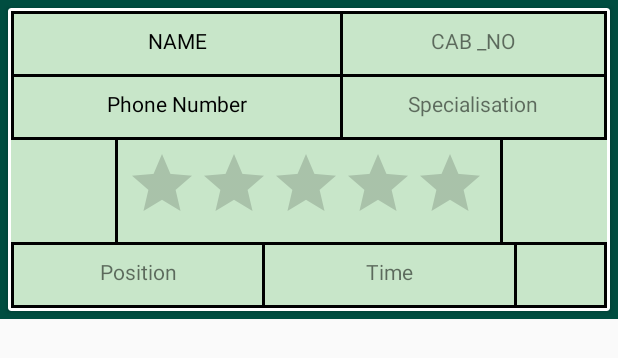
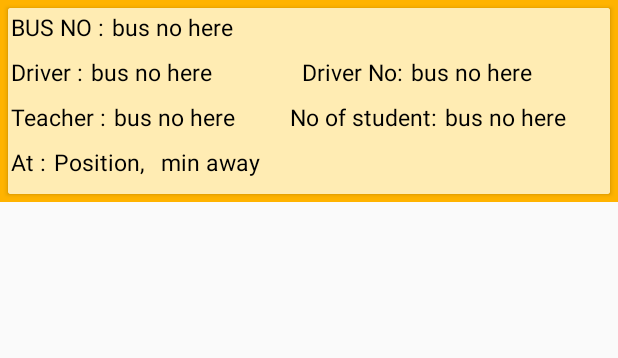
Before and after one commit to tusharsk/Bus_tracking, an Android app: the layout recycler_driver_list.xml on its own in the app's theme, with its tools: preview values and no code run, on a phone screen of 412 x 824 dp. Shown: the top 358 px of the screen. Run offline under Robolectric (Android 15) with nearby library versions, the phone set to English and light mode, and no system bars.

Commit message:
recycler_modified

```diff
--- a/app/src/main/res/layout/content_main.xml
+++ b/app/src/main/res/layout/content_main.xml
@@ -17,7 +17,8 @@
         android:gravity="bottom"
         sothree:umanoPanelHeight="50dp"
         tools:layout_editor_absoluteX="8dp"
-        tools:layout_editor_absoluteY="8dp">
+        tools:layout_editor_absoluteY="8dp"
+        tools:ignore="MissingConstraints">
 
         <RelativeLayout
             android:layout_width="match_parent"
--- a/app/src/main/res/layout/recycler_driver_list.xml
+++ b/app/src/main/res/layout/recycler_driver_list.xml
@@ -2,7 +2,9 @@
 <LinearLayout
     xmlns:android="http://schemas.android.com/apk/res/android" android:layout_width="match_parent"
     android:layout_height="wrap_content"
-    android:background="#004D40">
+    android:orientation="vertical"
+    android:background="#FFB300"
+    >
 
 
 
@@ -10,7 +12,6 @@
     <android.support.v7.widget.CardView
         android:layout_width="match_parent"
         android:layout_height="wrap_content"
-        android:layout_marginTop="5dp"
         android:background="#004D40"
         android:layout_margin="5dp"
 
@@ -18,172 +19,153 @@
         <LinearLayout
             android:layout_width="match_parent"
             android:layout_height="wrap_content"
-            android:layout_margin="2dp"
-            android:background="#C8E6C9"
+            android:background="#FFECB3"
+            android:padding="2dp"
             android:orientation="vertical">
-            <View
-                android:layout_width="match_parent"
-                android:layout_height="2dp"
-                android:background="#000000"/>
             <LinearLayout
                 android:layout_width="match_parent"
-                android:layout_height="40dp"
-                android:orientation="horizontal">
-                <View
-                    android:layout_width="2dp"
-                    android:layout_height="40dp"
-                    android:background="#000000"/>
+                android:layout_height="match_parent"
+                android:orientation="horizontal"
+                >
+            <TextView
+                android:layout_width="wrap_content"
+                android:layout_height="25dp"
+                android:textColor="#000000"
+                android:text="BUS NO :"
+                android:textSize="15dp"/>
+                <TextView
+                    android:layout_width="wrap_content"
+                    android:layout_height="30dp"
+                    android:layout_marginLeft="5dp"
+                    android:id="@+id/bus_no_12"
+                    android:textColor="#000000"
+                    android:text="bus no here"
+                    android:textSize="15dp"/>
+
+            </LinearLayout>
+            <LinearLayout
+                android:layout_width="match_parent"
+                android:layout_height="match_parent"
+                android:orientation="horizontal"
+                >
+                <TextView
+                    android:layout_width="wrap_content"
+                    android:layout_height="25dp"
+                    android:text="Driver :"
+                    android:textColor="#000000"
+                    android:textSize="15dp"/>
                 <TextView
                     android:layout_width="0dp"
-                    android:layout_height="35dp"
-                    android:gravity="center"
-                    android:layout_weight="5"
+                    android:layout_height="30dp"
+                    android:layout_marginLeft="5dp"
+                    android:id="@+id/name_12"
+                    android:layout_weight="2"
+                    android:text="bus no here"
                     android:textColor="#000000"
-                    android:id="@+id/drivername_3"
-                    android:text="NAME"/>
-                <View
-                    android:layout_width="2dp"
-                    android:layout_height="40dp"
-                    android:background="#000000">
-
-                </View>
+                    android:textSize="15dp"/>
+                <TextView
+                    android:layout_width="wrap_content"
+                    android:layout_height="30dp"
+                    android:layout_marginLeft="10dp"
+                    android:text="Driver No:"
+                    android:textColor="#000000"
+                    android:textSize="15dp"/>
                 <TextView
                     android:layout_width="0dp"
-                    android:layout_weight="4"
-                    android:id="@+id/cab_no_3"
-                    android:text="CAB _NO"
-                    android:gravity="center"
-                    android:layout_height="35dp" />
-                <View
-                    android:layout_width="2dp"
-                    android:layout_height="40dp"
-                    android:background="#000000"/>
+                    android:layout_height="30dp"
+                    android:textColor="#000000"
+                    android:layout_marginLeft="5dp"
+                    android:id="@+id/driver_12"
+                    android:layout_weight="2"
+                    android:text="bus no here"
+                    android:textSize="15dp"/>
+
             </LinearLayout>
-            <View
-                android:layout_width="match_parent"
-                android:layout_height="2dp"
-                android:background="#000000"/>
-
             <LinearLayout
                 android:layout_width="match_parent"
-                android:layout_height="40dp"
-                android:orientation="horizontal">
-                <View
-                    android:layout_width="2dp"
-                    android:layout_height="40dp"
-                    android:background="#000000"/>
+                android:layout_height="match_parent"
+                android:orientation="horizontal"
+                >
+                <TextView
+                    android:layout_width="wrap_content"
+                    android:layout_height="25dp"
+                    android:text="Teacher :"
+                    android:textColor="#000000"
+                    android:textSize="15dp"/>
                 <TextView
                     android:layout_width="0dp"
-                    android:layout_height="35dp"
-                    android:gravity="center"
-                    android:layout_weight="5"
+                    android:layout_height="30dp"
+                    android:layout_marginLeft="5dp"
+                    android:id="@+id/teacher_12"
+                    android:layout_weight="2"
                     android:textColor="#000000"
-                    android:id="@+id/driverphonenumber_3"
-                    android:text="Phone Number"
-                    />
-                <View
-                    android:layout_width="2dp"
-                    android:layout_height="40dp"
-                    android:background="#000000">
+                    android:text="bus no here"
 
-                </View>
+                    android:textSize="15dp"/>
+                <TextView
+                    android:layout_width="wrap_content"
+                    android:layout_height="30dp"
+                    android:layout_marginLeft="10dp"
+                    android:text="No of student:"
+                    android:textColor="#000000"
+                    android:textSize="15dp"/>
                 <TextView
                     android:layout_width="0dp"
-                    android:layout_weight="4"
-                    android:id="@+id/special_3"
-                    android:text="Specialisation"
-                    android:gravity="center"
-                    android:layout_height="35dp" />
-                <View
-                    android:layout_width="2dp"
-                    android:layout_height="40dp"
-                    android:background="#000000"/>
+                    android:layout_height="30dp"
+                    android:layout_marginLeft="5dp"
+                    android:textColor="#000000"
+                    android:id="@+id/student_no_12"
+                    android:layout_weight="2"
+                    android:text="bus no here"
+                    android:textSize="15dp"/>
+
             </LinearLayout>
-            <View
-                android:layout_width="match_parent"
-                android:layout_height="2dp"
-                android:background="#000000"/>
             <LinearLayout
                 android:layout_width="match_parent"
-                android:layout_height="wrap_content"
+                android:layout_height="match_parent"
                 android:orientation="horizontal"
-                android:gravity="center">
-                <View
-                    android:layout_width="2dp"
-                    android:layout_height="68dp"
-                    android:background="#000000"
-                    />
-                <RatingBar
-                    android:id="@+id/rating_3"
+                >
+                <TextView
                     android:layout_width="wrap_content"
-                    android:layout_marginLeft="30dp"
+                    android:layout_height="25dp"
+                    android:text="At :"
+                    android:textColor="#000000"
+                    android:textSize="15dp"/>
+                <TextView
+                    android:layout_width="wrap_content"
+                    android:textColor="#000000"
+                    android:layout_height="30dp"
+                    android:layout_marginLeft="5dp"
+                    android:text="Position"
+                    android:id="@+id/position_12"
+                    android:textSize="15dp"/>
+                <TextView
+                    android:layout_width="wrap_content"
+                    android:layout_height="30dp"
+                    android:textColor="#000000"
+                    android:text=","
+                    android:textSize="15dp"/>
+                <TextView
+                    android:layout_width="wrap_content"
+                    android:layout_height="30dp"
+                    android:layout_marginLeft="5dp"
+                    android:textColor="#000000"
+                    android:id="@+id/time_12"
+                    android:text=""
+                    android:textSize="15dp"/>
+                <TextView
+                    android:layout_width="wrap_content"
+                    android:layout_height="30dp"
+                    android:layout_marginLeft="5dp"
+                    android:textColor="#000000"
+                    android:layout_weight="2"
+                    android:text="min away"
+                    android:textSize="15dp"/>
 
-                    android:layout_height="wrap_content"
-                    android:layout_margin="5dp"
-                    android:clickable="false"
-                    android:focusableInTouchMode="false"
-                    android:focusable="false"
-                    />
-                <View
-                    android:layout_width="2dp"
-                    android:layout_height="68dp"
-                    android:layout_marginLeft="4dp"
-                    android:layout_gravity="right"
-                    android:foregroundGravity="right"
-                    android:background="#000000"/>
             </LinearLayout>
-            <View
-                android:layout_width="match_parent"
-                android:layout_height="2dp"
-                android:background="#000000"/>
-            <LinearLayout
-                android:layout_width="match_parent"
-                android:layout_height="40dp"
-                android:orientation="horizontal">
-                <View
-                    android:layout_width="2dp"
-                    android:layout_height="40dp"
-                    android:background="#000000"/>
-                <TextView
-                    android:layout_width="0dp"
-                    android:gravity="center"
-                    android:layout_height="35dp"
-                    android:text="Position"
-                    android:id="@+id/Position_3"
-                    android:layout_weight="3"/>
-                <View
-                    android:layout_width="2dp"
-                    android:layout_height="40dp"
-                    android:background="#000000"/>
-                <TextView
-                    android:layout_width="0dp"
-                    android:layout_height="35dp"
-                    android:text="Time"
-                    android:gravity="center"
-                    android:layout_weight="3"
-                    android:id="@+id/time_3"/>
-                <View
-                    android:layout_width="2dp"
-                    android:layout_height="40dp"
-                    android:background="#000000"/>
-                <ImageView
-                    android:layout_width="0dp"
-                    android:layout_height="40dp"
-                    android:layout_margin="1dp"
-                    android:layout_weight="1"
 
-                    />
-                <View
-                    android:layout_width="2dp"
-                    android:layout_height="40dp"
 
-                    android:background="#000000"/>
             </LinearLayout>
-            <View
-                android:layout_width="match_parent"
-                android:layout_height="2dp"
-                android:background="#000000"/>
-        </LinearLayout>
 
     </android.support.v7.widget.CardView>
 
```
Also changed, not shown: app/src/main/java/com/example/tusharsk/bus_tracking/MainActivity.java (+36 -61 lines), app/src/main/java/com/example/tusharsk/bus_tracking/driver_list_Adapter.java (+32 -40 lines), app/src/main/res/layout/activity_drivers_list.xml (+8 -5 lines), app/src/main/res/drawable/slide_me.png (added).
